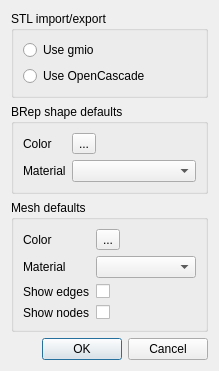
Before: the Qt Designer form src/dialog_options.ui in fougue/mayo, drawn with Qt 5.
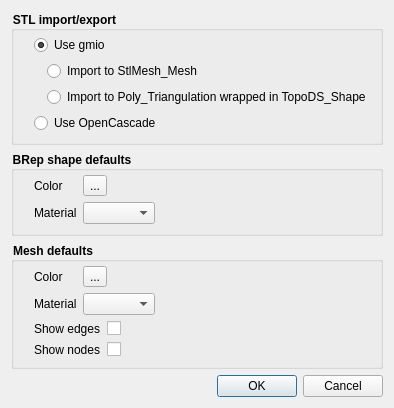
After: the same form once the commit is applied. Icons and pictures are not drawn.

Commit message: Add option to import STL as a TopoDS_Shape object

Patch:
```diff
--- a/src/dialog_options.ui
+++ b/src/dialog_options.ui
@@ -6,25 +6,106 @@
    <rect>
     <x>0</x>
     <y>0</y>
-    <width>219</width>
-    <height>332</height>
+    <width>379</width>
+    <height>359</height>
    </rect>
   </property>
   <property name="windowTitle">
    <string>Options</string>
   </property>
+  <property name="styleSheet">
+   <string notr="true">QGroupBox {
+    font-weight: bold;
+}</string>
+  </property>
   <layout class="QVBoxLayout" name="verticalLayout_2">
    <item>
     <widget class="QGroupBox" name="groupBox_StlIo">
      <property name="title">
       <string>STL import/export</string>
      </property>
+     <property name="flat">
+      <bool>true</bool>
+     </property>
      <layout class="QVBoxLayout" name="verticalLayout">
+      <property name="leftMargin">
+       <number>20</number>
+      </property>
+      <property name="topMargin">
+       <number>4</number>
+      </property>
       <item>
        <widget class="QRadioButton" name="radioBtn_UseGmio">
         <property name="text">
          <string>Use gmio</string>
         </property>
+        <property name="checked">
+         <bool>true</bool>
+        </property>
+       </widget>
+      </item>
+      <item>
+       <widget class="QWidget" name="widget_gmioStlImport" native="true">
+        <layout class="QGridLayout" name="gridLayout">
+         <property name="leftMargin">
+          <number>0</number>
+         </property>
+         <property name="topMargin">
+          <number>0</number>
+         </property>
+         <property name="rightMargin">
+          <number>0</number>
+         </property>
+         <property name="bottomMargin">
+          <number>0</number>
+         </property>
+         <item row="0" column="0">
+          <widget class="QLabel" name="label_7">
+           <property name="text">
+            <string/>
+           </property>
+           <property name="pixmap">
+            <pixmap resource="../mayo.qrc">:/images/widget_pseudo_fold.png</pixmap>
+           </property>
+          </widget>
+         </item>
+         <item row="0" column="1">
+          <widget class="QRadioButton" name="radioBtn_GmioImportStlMesh">
+           <property name="sizePolicy">
+            <sizepolicy hsizetype="Minimum" vsizetype="Fixed">
+             <horstretch>1</horstretch>
+             <verstretch>0</verstretch>
+            </sizepolicy>
+           </property>
+           <property name="text">
+            <string>Import to StlMesh_Mesh</string>
+           </property>
+          </widget>
+         </item>
+         <item row="1" column="0">
+          <widget class="QLabel" name="label_8">
+           <property name="text">
+            <string/>
+           </property>
+           <property name="pixmap">
+            <pixmap resource="../mayo.qrc">:/images/widget_pseudo_fold.png</pixmap>
+           </property>
+          </widget>
+         </item>
+         <item row="1" column="1">
+          <widget class="QRadioButton" name="radioBtn_GmioImportPolyTriShape">
+           <property name="sizePolicy">
+            <sizepolicy hsizetype="Minimum" vsizetype="Fixed">
+             <horstretch>1</horstretch>
+             <verstretch>0</verstretch>
+            </sizepolicy>
+           </property>
+           <property name="text">
+            <string>Import to Poly_Triangulation wrapped in TopoDS_Shape</string>
+           </property>
+          </widget>
+         </item>
+        </layout>
        </widget>
       </item>
       <item>
@@ -42,7 +123,16 @@
      <property name="title">
       <string>BRep shape defaults</string>
      </property>
-     <layout class="QFormLayout" name="formLayout">
+     <property name="flat">
+      <bool>true</bool>
+     </property>
+     <layout class="QGridLayout" name="gridLayout_3">
+      <property name="leftMargin">
+       <number>20</number>
+      </property>
+      <property name="topMargin">
+       <number>4</number>
+      </property>
       <item row="0" column="0">
        <widget class="QLabel" name="label">
         <property name="text">
@@ -65,7 +155,24 @@
        </widget>
       </item>
       <item row="1" column="1">
-       <widget class="QComboBox" name="comboBox_BRepShapeDefaultMaterial"/>
+       <widget class="QComboBox" name="comboBox_BRepShapeDefaultMaterial">
+        <property name="sizePolicy">
+         <sizepolicy hsizetype="Preferred" vsizetype="Fixed">
+          <horstretch>1</horstretch>
+          <verstretch>0</verstretch>
+         </sizepolicy>
+        </property>
+       </widget>
+      </item>
+      <item row="1" column="2">
+       <widget class="QWidget" name="widget" native="true">
+        <property name="sizePolicy">
+         <sizepolicy hsizetype="Preferred" vsizetype="Preferred">
+          <horstretch>1</horstretch>
+          <verstretch>0</verstretch>
+         </sizepolicy>
+        </property>
+       </widget>
       </item>
      </layout>
     </widget>
@@ -75,7 +182,16 @@
      <property name="title">
       <string>Mesh defaults</string>
      </property>
-     <layout class="QFormLayout" name="formLayout_2">
+     <property name="flat">
+      <bool>true</bool>
+     </property>
+     <layout class="QGridLayout" name="gridLayout_4">
+      <property name="leftMargin">
+       <number>20</number>
+      </property>
+      <property name="topMargin">
+       <number>4</number>
+      </property>
       <item row="0" column="0">
        <widget class="QLabel" name="label_3">
         <property name="text">
@@ -98,35 +214,68 @@
        </widget>
       </item>
       <item row="1" column="1">
-       <widget class="QComboBox" name="comboBox_MeshDefaultMaterial"/>
-      </item>
-      <item row="2" column="0">
-       <widget class="QLabel" name="label_6">
-        <property name="text">
-         <string>Show edges</string>
+       <widget class="QComboBox" name="comboBox_MeshDefaultMaterial">
+        <property name="sizePolicy">
+         <sizepolicy hsizetype="Preferred" vsizetype="Fixed">
+          <horstretch>1</horstretch>
+          <verstretch>0</verstretch>
+         </sizepolicy>
         </property>
        </widget>
       </item>
-      <item row="2" column="1">
-       <widget class="QCheckBox" name="checkBox_MeshShowEdges">
-        <property name="text">
-         <string/>
+      <item row="1" column="2">
+       <widget class="QWidget" name="widget_2" native="true">
+        <property name="sizePolicy">
+         <sizepolicy hsizetype="Preferred" vsizetype="Preferred">
+          <horstretch>1</horstretch>
+          <verstretch>0</verstretch>
+         </sizepolicy>
         </property>
        </widget>
       </item>
-      <item row="3" column="0">
-       <widget class="QLabel" name="label_5">
-        <property name="text">
-         <string>Show nodes</string>
-        </property>
-       </widget>
-      </item>
-      <item row="3" column="1">
-       <widget class="QCheckBox" name="checkBox_MeshShowNodes">
-        <property name="text">
-         <string/>
-        </property>
-       </widget>
+      <item row="2" column="0" colspan="3">
+       <layout class="QGridLayout" name="gridLayout_2">
+        <item row="0" column="0">
+         <widget class="QLabel" name="label_6">
+          <property name="text">
+           <string>Show edges</string>
+          </property>
+         </widget>
+        </item>
+        <item row="0" column="1">
+         <widget class="QCheckBox" name="checkBox_MeshShowEdges">
+          <property name="sizePolicy">
+           <sizepolicy hsizetype="Minimum" vsizetype="Fixed">
+            <horstretch>1</horstretch>
+            <verstretch>0</verstretch>
+           </sizepolicy>
+          </property>
+          <property name="text">
+           <string/>
+          </property>
+         </widget>
+        </item>
+        <item row="1" column="0">
+         <widget class="QLabel" name="label_5">
+          <property name="text">
+           <string>Show nodes</string>
+          </property>
+         </widget>
+        </item>
+        <item row="1" column="1">
+         <widget class="QCheckBox" name="checkBox_MeshShowNodes">
+          <property name="sizePolicy">
+           <sizepolicy hsizetype="Minimum" vsizetype="Fixed">
+            <horstretch>1</horstretch>
+            <verstretch>0</verstretch>
+           </sizepolicy>
+          </property>
+          <property name="text">
+           <string/>
+          </property>
+         </widget>
+        </item>
+       </layout>
       </item>
      </layout>
     </widget>
@@ -138,8 +287,8 @@
      </property>
      <property name="sizeHint" stdset="0">
       <size>
-       <width>20</width>
-       <height>20</height>
+       <width>17</width>
+       <height>4</height>
       </size>
      </property>
     </spacer>
```
Left out of the diff: 9 changed lines with no effect on the pictures. The commit also changes 7 other files.
